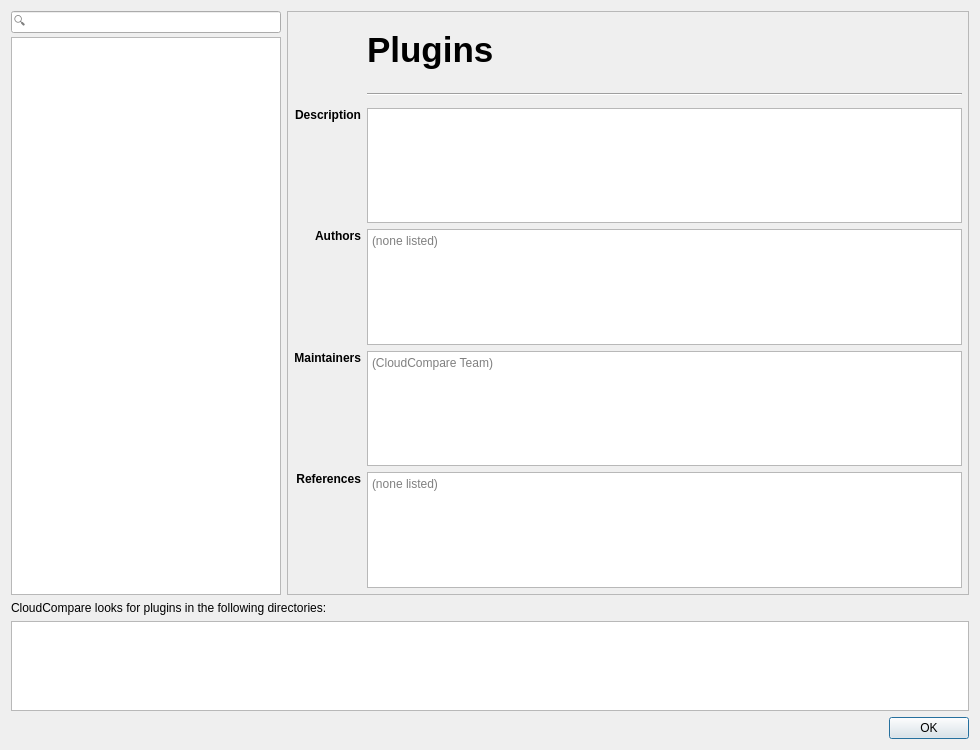
First picture: the form in qCC/pluginManager/ui/ccPluginInfoDlg.ui, repository CloudCompare/CloudCompare, before the edit.
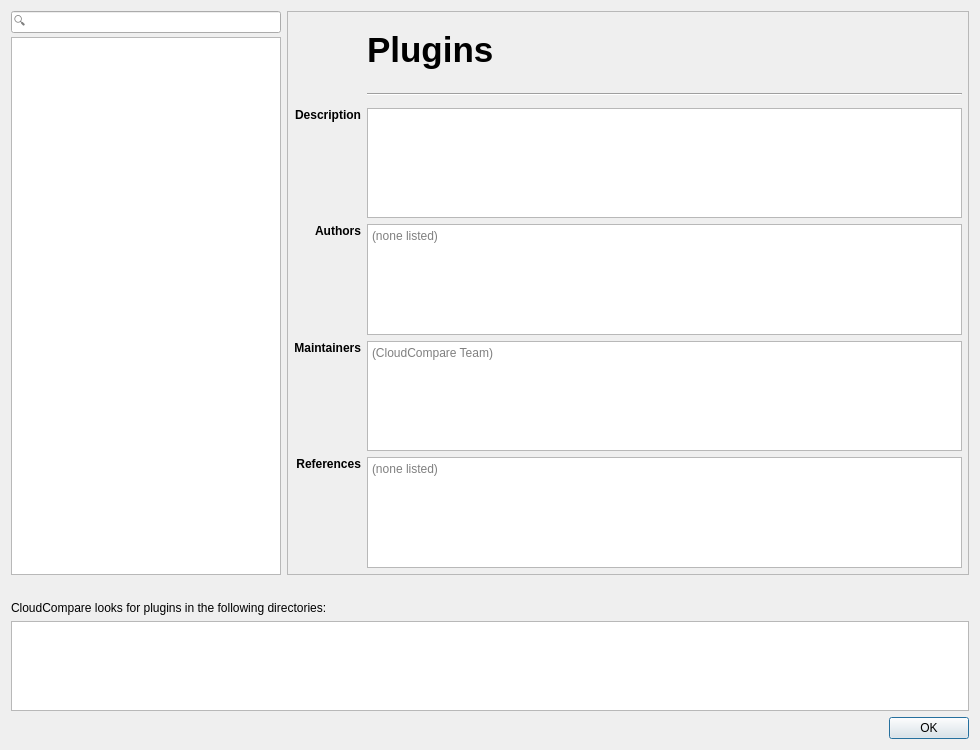
Second picture: the form after the edit. Icons and pictures are not drawn.

Commit message:
{plugins} Add a way to enable/disable plugins in the plugin information dialog
Requires a restart of the application to take effect.

```diff
--- a/qCC/pluginManager/ui/ccPluginInfoDlg.ui
+++ b/qCC/pluginManager/ui/ccPluginInfoDlg.ui
@@ -298,6 +298,22 @@
      </item>
     </layout>
    </item>
+   <item>
+    <widget class="QLabel" name="mWarningLabel">
+     <property name="text">
+      <string/>
+     </property>
+     <property name="alignment">
+      <set>Qt::AlignCenter</set>
+     </property>
+     <property name="margin">
+      <number>3</number>
+     </property>
+     <property name="textInteractionFlags">
+      <set>Qt::NoTextInteraction</set>
+     </property>
+    </widget>
+   </item>
    <item>
     <widget class="QLabel" name="label_5">
      <property name="text">
```
The commit also changes 3 other files.
